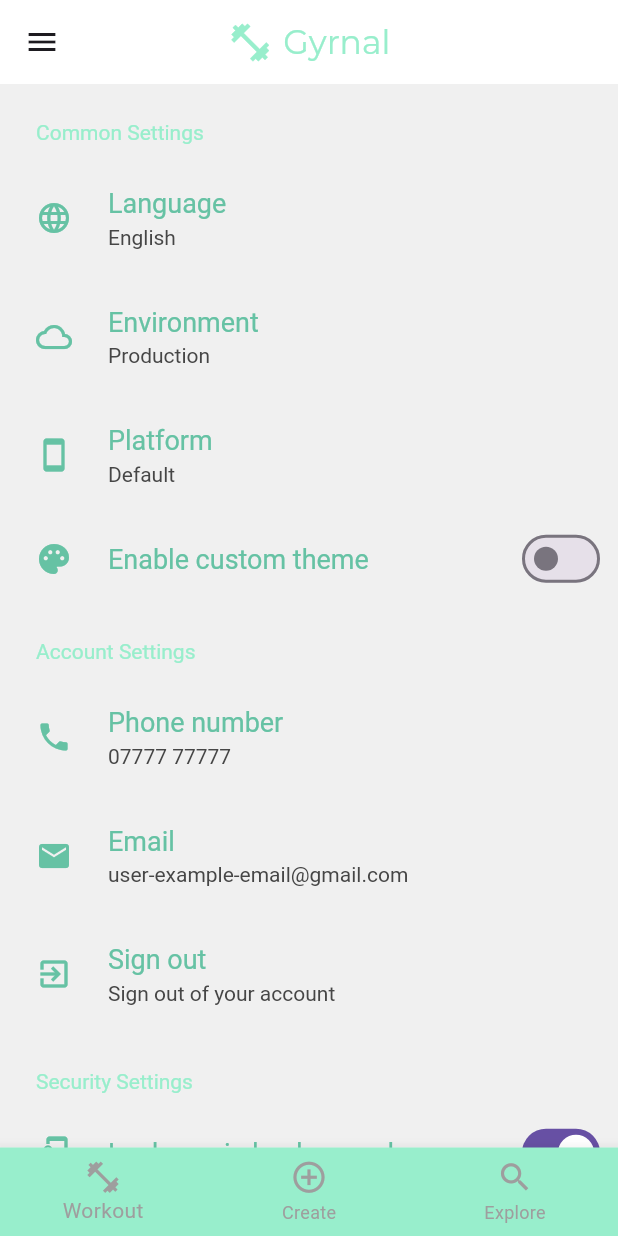
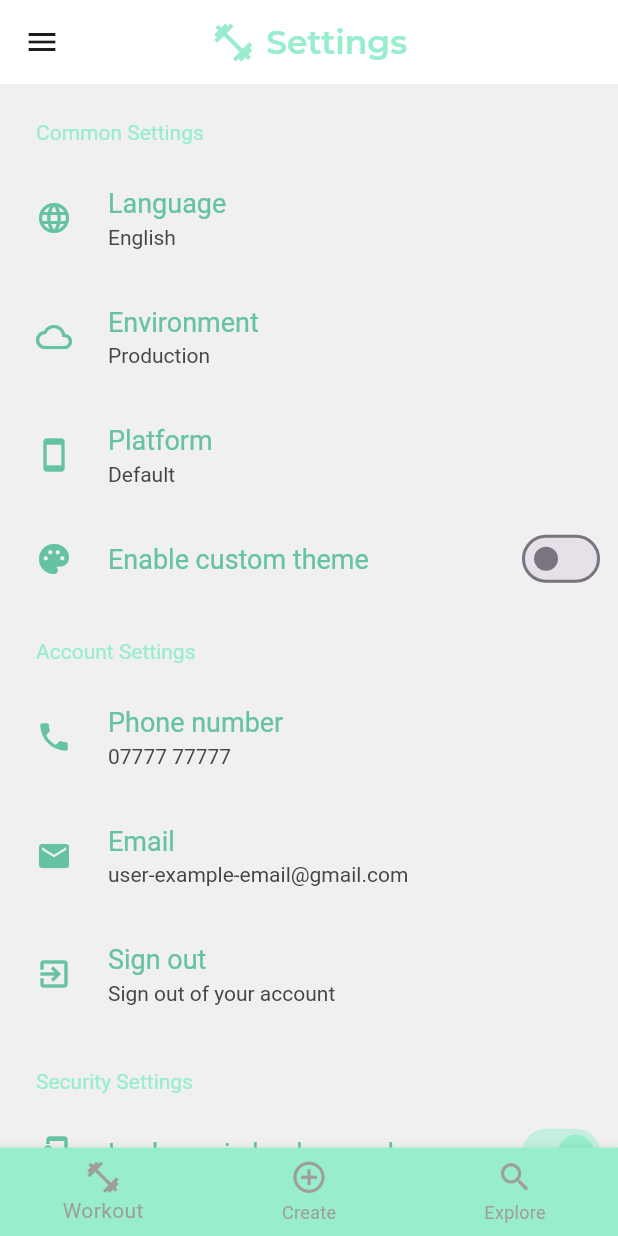
Before and after one commit to mcdgwk/gyrnal, a Flutter app: the SettingsScreen screen opened by its route, on a phone screen of 412 x 824 dp. Run offline on Flutter 3.47's test engine with Material 3 defaults, Android fonts, the phone set to English and light mode, and no system bars; drawn by our look-alikes of settings_ui; our stand-ins replace carousel_slider, sqflite; accounts and stored records are empty.

Commit message:
updates to settings switch color and appbar font weight change

```diff
--- a/lib/screens/settings.dart
+++ b/lib/screens/settings.dart
@@ -47,7 +47,7 @@ class _SettingsScreenState extends State<SettingsScreen> {
       drawer: DrawerMenu(),
       // custom appBar
       appBar:GyrnalAppBar(
-        title: 'Gyrnal',
+        title: 'Settings',
       ),
       // List of Settings Sections - purely conceptual for now
       body: SettingsList(
@@ -115,6 +115,7 @@ class _SettingsScreenState extends State<SettingsScreen> {
                 ),
                 initialValue: isCustomTheme,
 
+                activeSwitchColor: Theme.of(context).primaryColor,
                 // toggles slider on/off - purely conceptual
                 onToggle: (bool value) {
                   setState(() {
@@ -196,6 +197,7 @@ class _SettingsScreenState extends State<SettingsScreen> {
                   color: Theme.of(context).iconTheme.color,
                 ),
                 initialValue: isLockInBackground,
+                activeSwitchColor: Theme.of(context).primaryColor,
 
                 // toggles slider on/off - purely conceptual
                 onToggle: (bool value) {
@@ -215,6 +217,8 @@ class _SettingsScreenState extends State<SettingsScreen> {
                   Icons.fingerprint,
                   color: Theme.of(context).iconTheme.color,
                 ),
+
+                activeSwitchColor: Theme.of(context).primaryColor,
                 // toggles slider on/off - purely conceptual
                 initialValue: isUsingFingerprint,
                 onToggle: (bool value) {
@@ -248,6 +252,7 @@ class _SettingsScreenState extends State<SettingsScreen> {
                 ),
                 initialValue: isNotificationsEnabled,
 
+                activeSwitchColor: Theme.of(context).primaryColor,
                 // toggles slider on/off - purely conceptual
                 onToggle: (bool value) {
                   setState(() {
--- a/lib/widgets/app_bar.dart
+++ b/lib/widgets/app_bar.dart
@@ -43,6 +43,7 @@ class GyrnalAppBar extends StatelessWidget implements PreferredSizeWidget {
             title, // screen title
             style: TextStyle(
                 fontFamily: 'Montserrat',
+                fontWeight: FontWeight.w600,
                 color: theme.primaryColor
             ),
           ),
```
